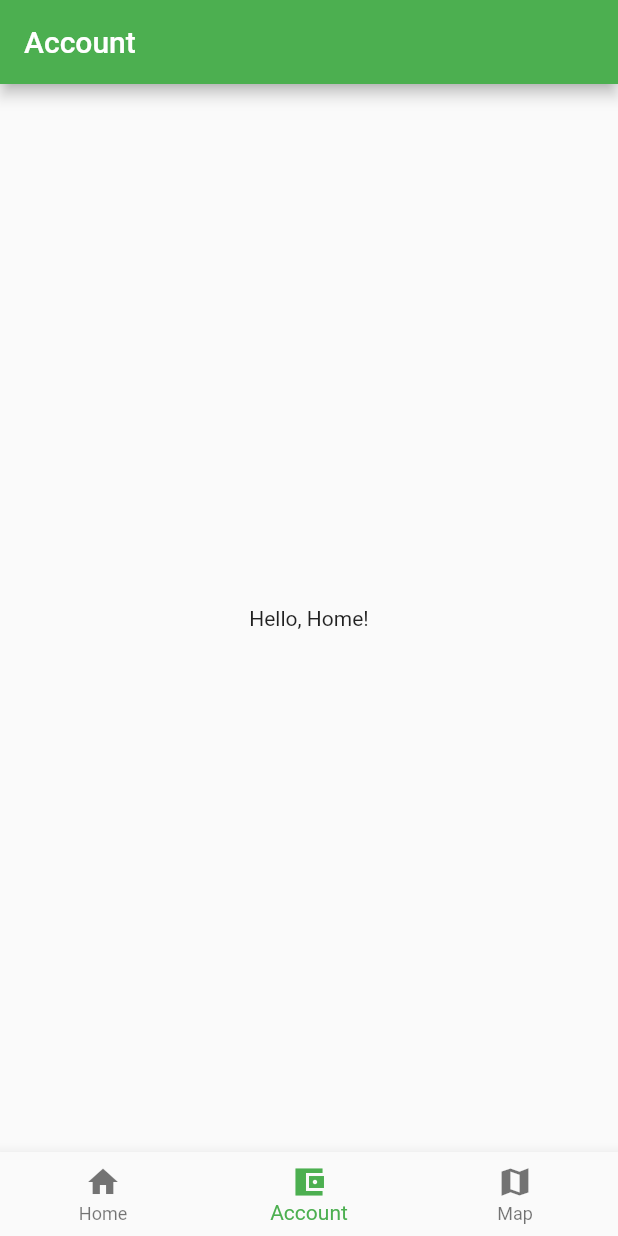
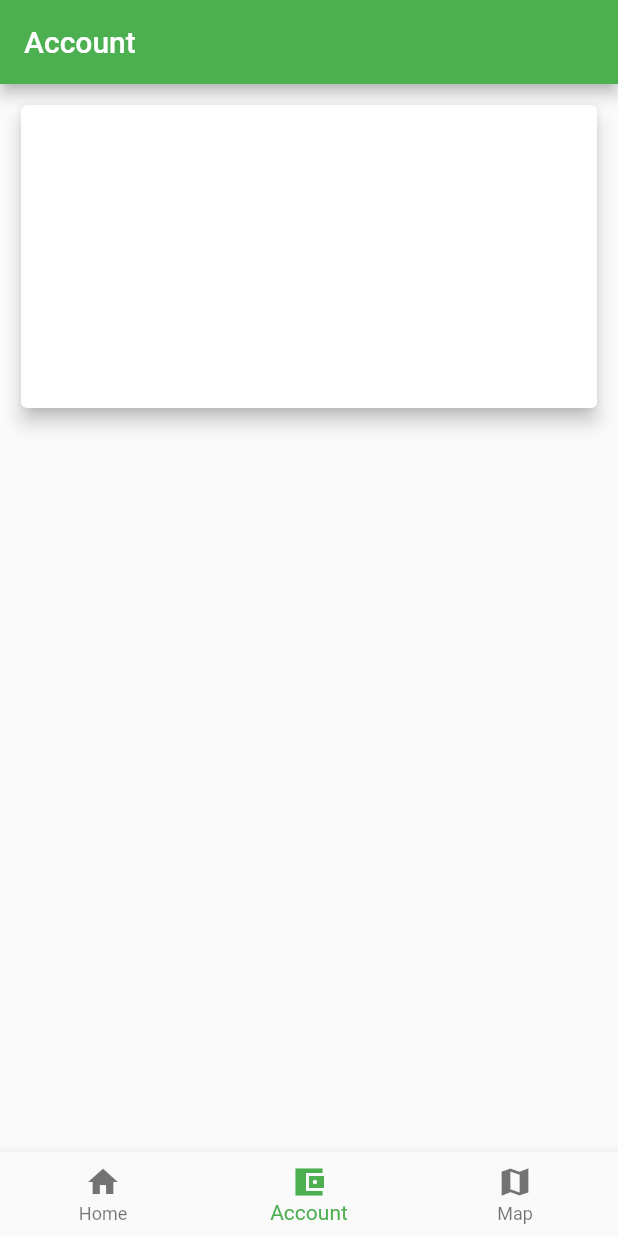
Before and after one commit to Michael-Law/Django-Vuejs-IOT, a Flutter app: the screen it shows after launch, item 2 of the bottom bar chosen, on a phone screen of 412 x 824 dp. Run offline on Flutter 3.47's test engine with Material 2 defaults, Android fonts, the phone set to English and light mode, and no system bars; our stand-ins replace location; missing offline and left inert: location_web, mapbox_gl, mapbox_gl_web.

```diff
--- a/flutter_app/lib/branch/pages/account.dart
+++ b/flutter_app/lib/branch/pages/account.dart
@@ -11,8 +11,13 @@ class AccountPage extends StatelessWidget {
       appBar: AppBar(
         title: Text("Account"),
       ),
-      body: Center(
-        child: Text("Hello, Home!"),
+      body: Container(
+        padding: EdgeInsets.fromLTRB(10, 10, 10, 0),
+        height: 220,
+        width: double.maxFinite,
+        child: Card(
+          elevation: 5,
+        ),
       ),
     );
   }
--- a/flutter_app/pubspec.yaml
+++ b/flutter_app/pubspec.yaml
@@ -29,6 +29,8 @@ dependencies:
   # Use with the CupertinoIcons class for iOS style icons.
   cupertino_icons: ^1.0.1
   date_format: ^1.0.9
+  mapbox_gl: ^0.9.0
+  location: ^3.2.4
 
 dev_dependencies:
   flutter_test:
```
Also changed, not shown: flutter_app/pubspec.lock, 4 other files.
